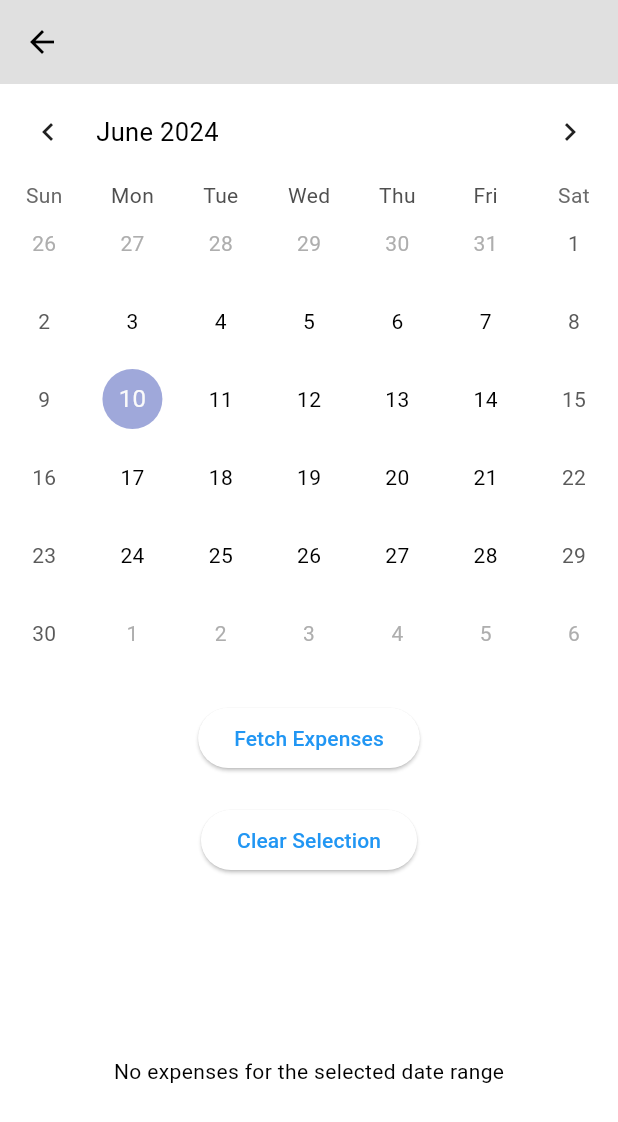
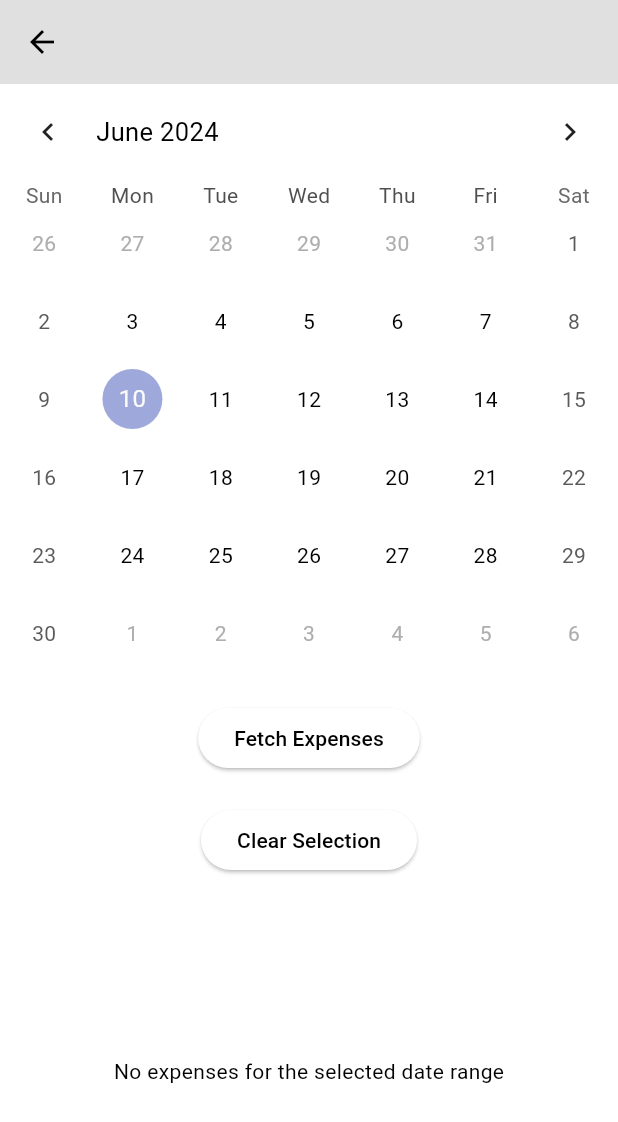
Before and after one commit to TheRealSlimShadies/WealthWatch, a Flutter app: the Calendar screen opened by its route, on a phone screen of 412 x 824 dp. Shown: the top 1122 px of the screen. Run offline on Flutter 3.47's test engine with Material 3 defaults, Android fonts, the phone set to English and light mode, and no system bars; drawn by our look-alikes of table_calendar; our stand-ins replace cloud_firestore, firebase_auth, firebase_core, fl_chart, shared_preferences; accounts and stored records are empty; network calls fail.

Commit message:
final commit

```diff
--- a/src/lib/Components/displaywidget.dart
+++ b/src/lib/Components/displaywidget.dart
@@ -1,6 +1,6 @@
 import 'package:flutter/material.dart';
-import 'package:wealthwatch/Components/expenseWindow.dart';
-import 'package:wealthwatch/Data/Expense.dart';
+//import 'package:wealthwatch/Components/expenseWindow.dart';
+//import 'package:wealthwatch/Data/Expense.dart';
 import 'package:wealthwatch/Components/showingWindow.dart';
 
 class displaywidget extends StatelessWidget {
--- a/src/lib/Components/expenseWindow.dart
+++ b/src/lib/Components/expenseWindow.dart
@@ -89,7 +89,7 @@ class _expenseWindowState extends State<expenseWindow> {
     final snackBar = SnackBar(
       content: Container(
         padding: EdgeInsets.all(16),
-        height: 55,
+        height: 60,
         decoration: const BoxDecoration(
           borderRadius: BorderRadius.all(Radius.circular(15)),
           color: Colors.amber,
@@ -99,7 +99,7 @@ class _expenseWindowState extends State<expenseWindow> {
             Text(message,
                 style: TextStyle(
                   color: Theme.of(context).colorScheme.inversePrimary,
-                  fontSize: 19,
+                  fontSize: 18,
                   fontStyle: FontStyle.normal,
                 )),
           ],
--- a/src/lib/Graphs/pieChart.dart
+++ b/src/lib/Graphs/pieChart.dart
@@ -1,5 +1,5 @@
-import 'dart:ffi';
-import 'dart:math';
+//import 'dart:ffi';
+//import 'dart:math';
 
 import 'package:cloud_firestore/cloud_firestore.dart';
 import 'package:firebase_auth/firebase_auth.dart';
--- a/src/lib/Pages/calendar.dart
+++ b/src/lib/Pages/calendar.dart
@@ -146,7 +146,10 @@ class _CalendarState extends State<Calendar> {
           onPressed: () async {
             await fetchExpenses(startSelectedDay, endSelectedDay);
           },
-          child: const Text('Fetch Expenses'),
+          child: Text(
+            'Fetch Expenses',
+            style: TextStyle(color: Theme.of(context).colorScheme.tertiary),
+          ),
         ),
         const SizedBox(height: 20),
         ElevatedButton(
@@ -157,7 +160,10 @@ class _CalendarState extends State<Calendar> {
               _expenses = [];
             });
           },
-          child: const Text('Clear Selection'),
+          child: Text(
+            'Clear Selection',
+            style: TextStyle(color: Theme.of(context).colorScheme.tertiary),
+          ),
         ),
         const SizedBox(height: 20),
         Expanded(
--- a/src/lib/Pages/dropDownMenu.dart
+++ b/src/lib/Pages/dropDownMenu.dart
@@ -2,7 +2,6 @@ import 'package:flutter/material.dart';
 
 class MyDropdownMenu extends StatefulWidget {
   const MyDropdownMenu({super.key});
-
 
   @override
   _MyDropdownMenuState createState() => _MyDropdownMenuState();
```
Also changed, not shown: src/lib/Authentication/LoginOrRegister.dart (+12 -10 lines), src/lib/Authentication/auth.dart (+3 -4 lines), src/lib/Buttons/addPropleButton.dart (+4 -4 lines), src/lib/Components/mybutton.dart (+9 -11 lines), src/lib/Components/mytextfield.dart (+13 -19 lines), src/lib/Data/Expense.dart (+6 -9 lines), src/lib/Pages/cofund.dart (deleted, +0 -20 lines), src/lib/Pages/statistics.dart (+7 -5 lines), src/lib/main.dart (+4 -6 lines).
